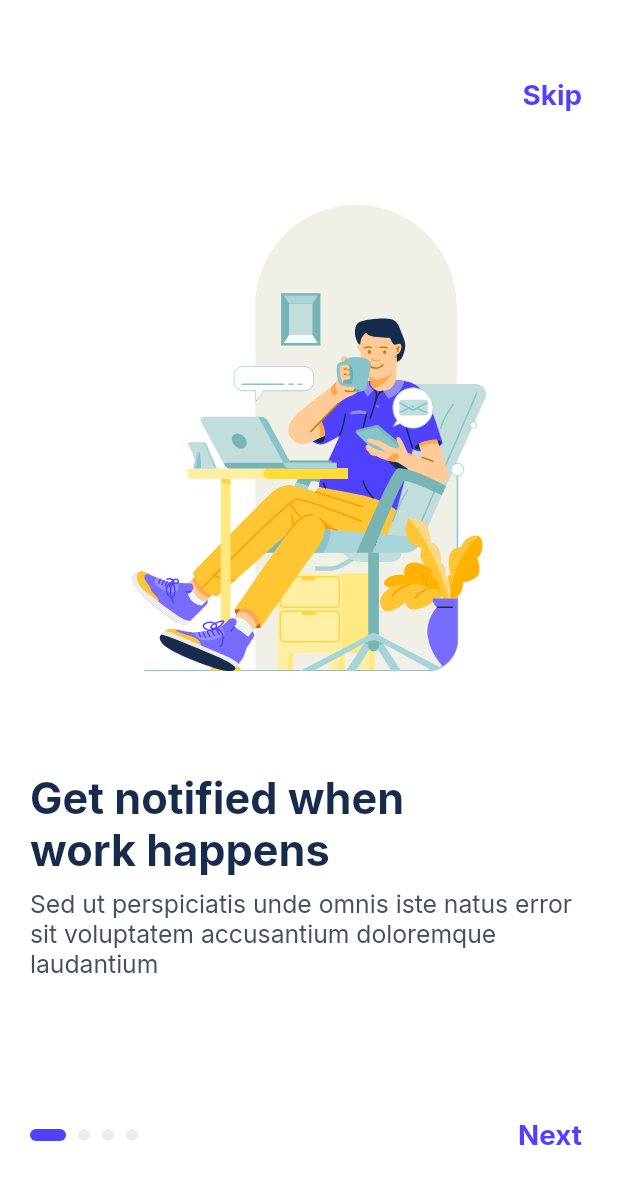
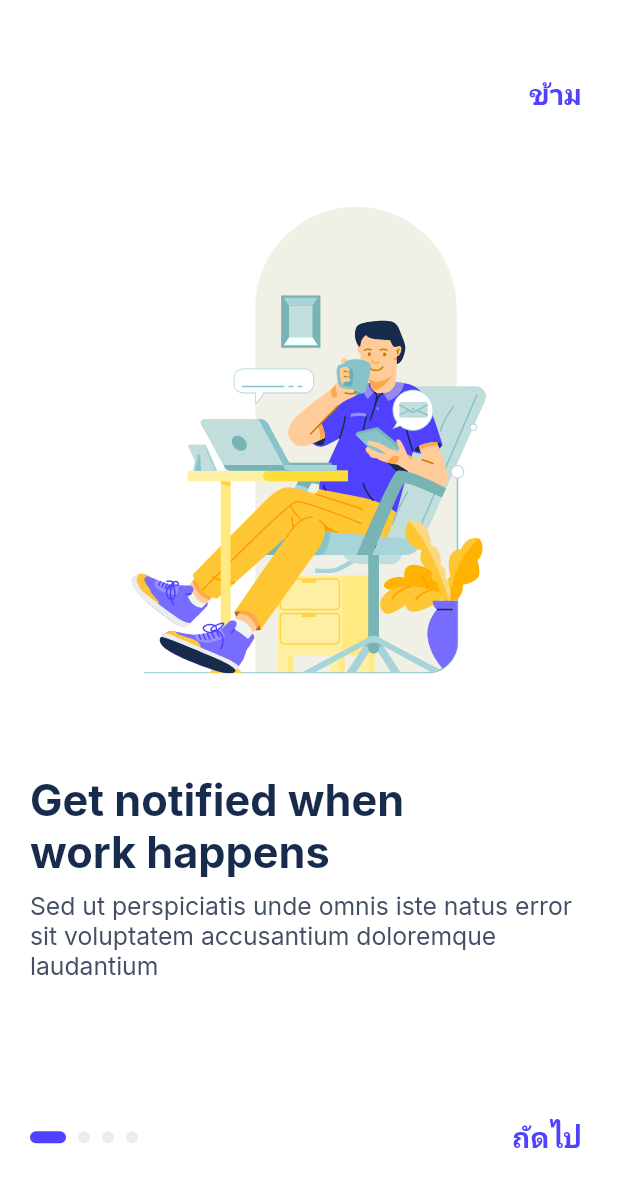
Before and after one commit to NNJio/FlutterLab_WorkExperience, a Flutter app: the screen it shows after launch, on a phone screen of 412 x 824 dp. Shown: the top 1187 px of the screen. Run offline on Flutter 3.47's test engine with Material 2 defaults, Android fonts, the phone set to English and light mode, and no system bars; our stand-ins replace flutter_svg, google_fonts, shared_preferences.

Commit message:
config some text

```diff
--- a/lib/main.dart
+++ b/lib/main.dart
@@ -30,8 +30,8 @@
 
       ),
       debugShowCheckedModeBanner: false,
-      title: 'Management App',
-      home: OnboardingPage()
+      title: 'WorkExperience',
+      home: const OnboardingPage()
     );
   }
 }
--- a/lib/pages/home_page.dart
+++ b/lib/pages/home_page.dart
@@ -7,7 +7,7 @@ class HomePage extends StatelessWidget {
   Widget build(BuildContext context) {
     return const Scaffold(
       body: Center(
-        child: Text('Home Page'),
+        child: Text('ยินดีต้อนรับ'),
       ),
     );
   }
--- a/lib/pages/onboarding_page.dart
+++ b/lib/pages/onboarding_page.dart
@@ -82,7 +82,7 @@ class _OnboardingPageState extends State<OnboardingPage> {
                         mainAxisAlignment: MainAxisAlignment.end,
                         children: [
                           OnboardingNavButton(
-                            name: 'Skip',
+                            name: 'ข้าม',
                             onPressed: () {
                               Navigator.push(
                                 context,
@@ -172,7 +172,7 @@ class _OnboardingPageState extends State<OnboardingPage> {
                                 ),
                               ),
                               OnboardingNavButton(
-                                name: 'Get Started',
+                                name: 'เริ่มกันเลย',
                                 onPressed: () {
                                   _pageController.nextPage(
                                     duration: const Duration(
@@ -195,7 +195,7 @@ class _OnboardingPageState extends State<OnboardingPage> {
                                 ),
                               ),
                               OnboardingNavButton(
-                                name: 'Next',
+                                name: 'ถัดไป',
                                 onPressed: () {
                                   _pageController.nextPage(
                                     duration: const Duration(
```
Also changed, not shown: assets/1.jpg (deleted), assets/2.jpg (deleted), assets/3.jpg (deleted), assets/4.jpg (deleted), assets/5.jpg (deleted).
